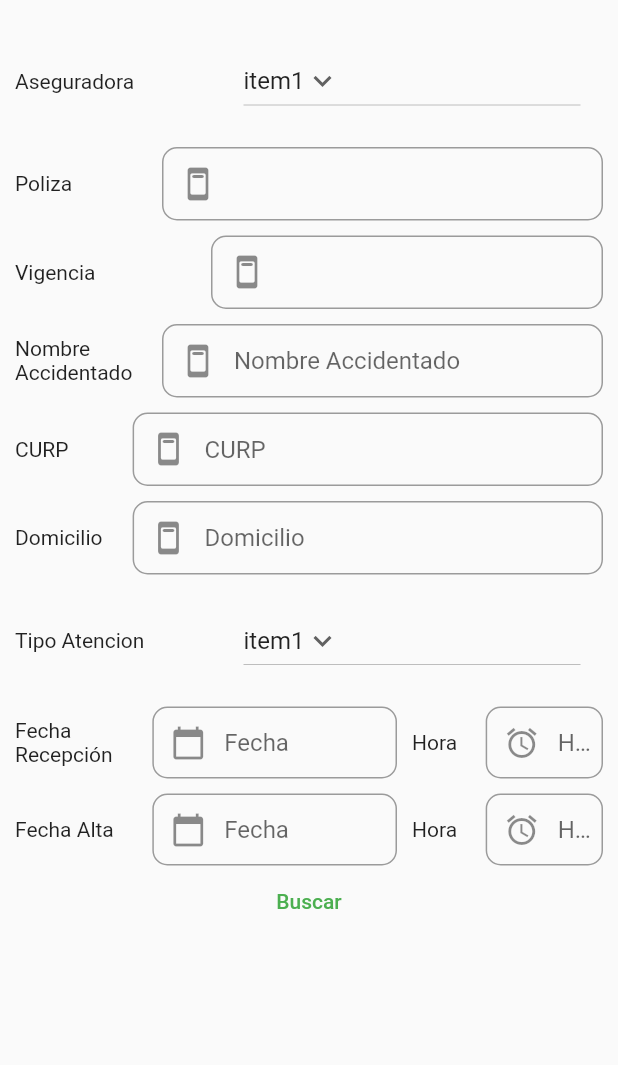
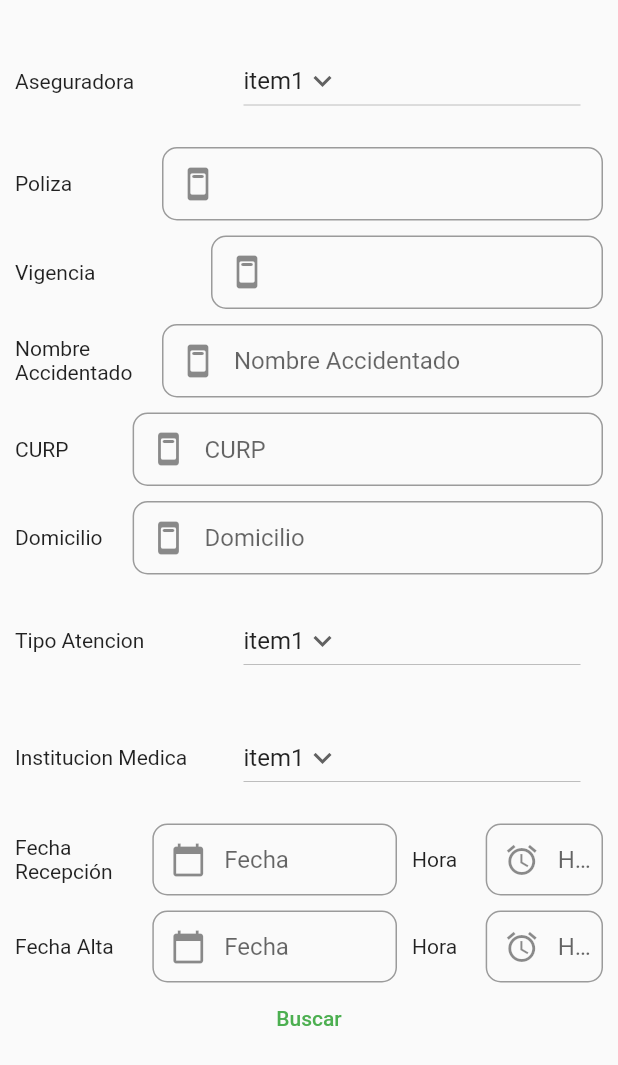
Before and after one commit to Luisicho/Movilidad, a Flutter app: what afectadoView() shows on an empty page, opened directly, on a phone screen of 412 x 824 dp. Shown: the top 1065 px of the screen. Run offline on Flutter 3.47's test engine with Material 2 defaults, Android fonts, the phone set to English and light mode, and no system bars; our stand-ins replace flutter_map, flutter_speed_dial, fluttertoast, geolocator, image_picker, latlong2 and 1 more.

Commit message:
institucionMedField

```diff
--- a/lib/levantamiento/views/afectado_view.dart
+++ b/lib/levantamiento/views/afectado_view.dart
@@ -444,6 +444,47 @@ class _afectadoViewState extends State<afectadoView> {
       ],
     );
 
+    //institucionMedField
+    final institucionMedField = Row(
+      mainAxisAlignment: MainAxisAlignment.center,
+      children: [
+        Expanded(
+          flex: 1,
+          child: Text("Institucion Medica"),
+        ),
+        const SizedBox(width: 10),
+        Expanded(
+            flex: 2,
+            child: Padding(
+              padding: const EdgeInsets.fromLTRB(15, 10, 15, 10),
+              child: DropdownButton(
+                // Initial Value
+                value: institucionMed,
+
+                // Down Arrow Icon
+                icon: const Icon(Icons.keyboard_arrow_down),
+
+                // Array list of items
+                items: listaInstitucionMed.map((String items) {
+                  return DropdownMenuItem(
+                    value: items,
+                    child: Text(items),
+                  );
+                }).toList(),
+
+                // After selecting the desired option,it will
+                // change button value to selected value
+                onChanged: (String? newValue) {
+                  setState(() {
+                    institucionMed = newValue!;
+                  });
+                },
+              ),
+            ),
+          ),
+      ],
+    );
+
 
     //----Return
     return Container(
@@ -468,6 +509,8 @@ class _afectadoViewState extends State<afectadoView> {
           const SizedBox(height: 10),
           tipoARField,
           const SizedBox(height: 10),
+          institucionMedField,
+          const SizedBox(height: 10),
           RecepcionField,
           const SizedBox(height: 10),
           AltaField,
```
